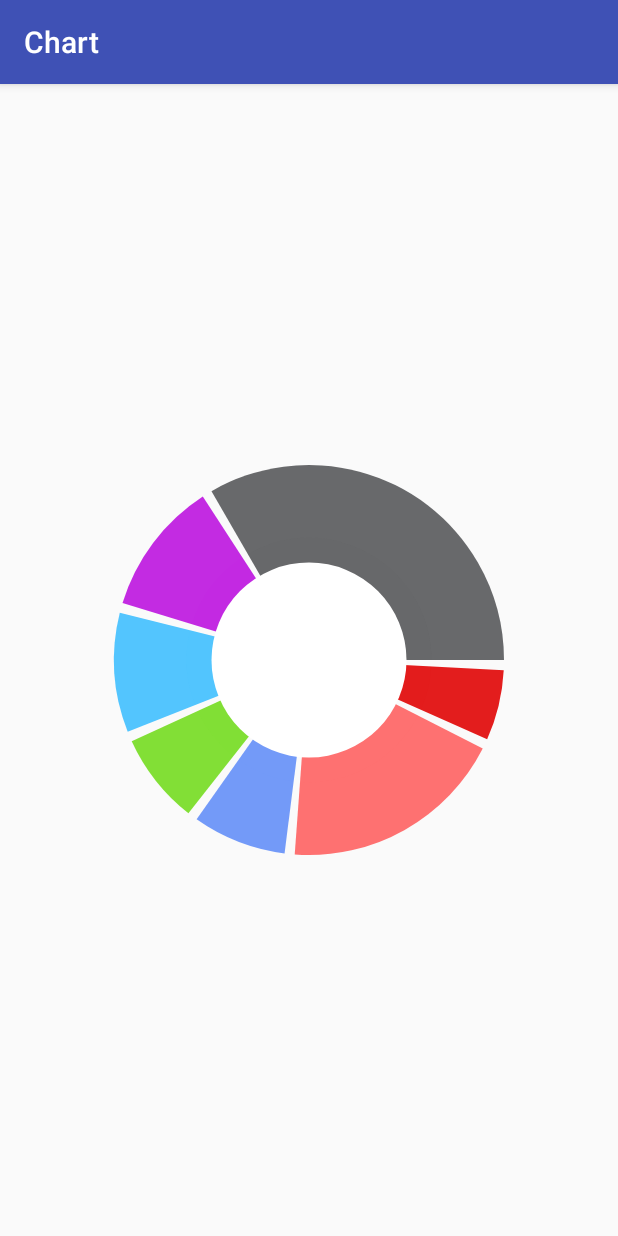
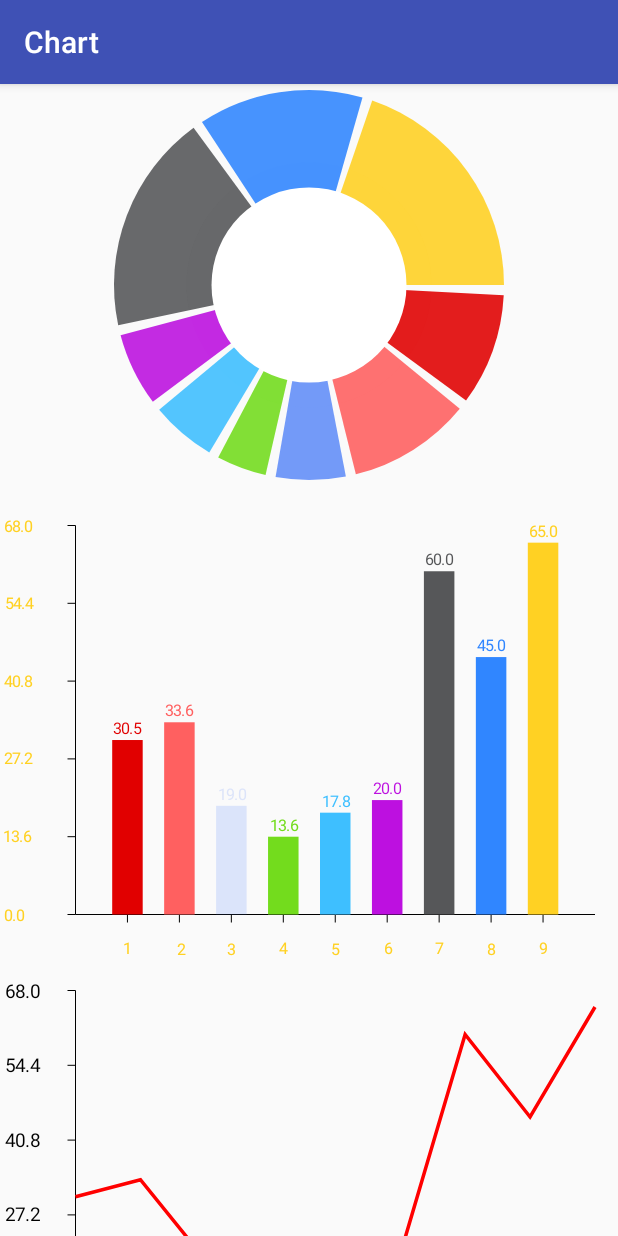
Before and after one commit to zzkggmy/chart, an Android app: the screen it shows after launch (MainActivity), on a phone screen of 412 x 824 dp. Run offline under Robolectric (Android 15) with nearby library versions, the phone set to English and light mode, and no system bars.

Commit message:
完成柱状图和折线图

```diff
--- a/app/src/main/java/com/example/chart/MainActivity.java
+++ b/app/src/main/java/com/example/chart/MainActivity.java
@@ -3,26 +3,55 @@ package com.example.chart;
 import android.os.Bundle;
 import android.support.v7.app.AppCompatActivity;
 
-import java.math.BigDecimal;
+import com.example.chart.bar_chart.BarChartView;
+import com.example.chart.line_chart.LineChartBean;
+import com.example.chart.line_chart.LineChartView;
+import com.example.chart.pie_chart.BarChartBean;
+import com.example.chart.pie_chart.PieChartView;
+import com.example.chart.pie_chart.ViewData;
+
 import java.util.ArrayList;
 import java.util.List;
 
 public class MainActivity extends AppCompatActivity {
-    private int[] colors = {R.color.color_e10000, R.color.color_ff6060, R.color.color_628ef9_20, R.color.color_73dc1d, R.color.color_3ebfff, R.color.color_BD10E0, R.color.color_565759};
-    private Double[] nums = {10.5, 33.6, 14d, 13.6, 17.8, 20d, 60d};
+    private int[] colors = {R.color.color_e10000, R.color.color_ff6060, R.color.color_628ef9_20, R.color.color_73dc1d, R.color.color_3ebfff, R.color.color_BD10E0, R.color.color_565759,R.color.blue_1,R.color.yellow_1};
+    private Double[] nums = {30.5, 33.6, 19d, 13.6, 17.8, 20d, 60d,45d,65d};
     private List<ViewData> list = new ArrayList<>();
+    private List<BarChartBean.DataBean> barList = new ArrayList<>();
+    private BarChartBean barChartBean = new BarChartBean();
+
+    private List<LineChartBean.DataBean> lineList = new ArrayList<>();
+    private LineChartBean lineChartBean = new LineChartBean();
 
     @Override
     protected void onCreate(Bundle savedInstanceState) {
         super.onCreate(savedInstanceState);
         setContentView(R.layout.activity_main);
         PieChartView pieChartView = findViewById(R.id.pie_chart);
+        BarChartView barChartView = findViewById(R.id.bar_chart);
+        LineChartView lineChartView = findViewById(R.id.line_chart);
         for (int i = 0; i < colors.length; i++) {
             ViewData bean = new ViewData();
             bean.setColor(colors[i]);
             bean.setPercent(nums[i]);
             list.add(bean);
+            BarChartBean.DataBean dataBean = new BarChartBean.DataBean();
+            dataBean.setColor(colors[i]);
+            dataBean.setNum(nums[i]);
+            barList.add(dataBean);
+
+            LineChartBean.DataBean lineBean = new LineChartBean.DataBean();
+            lineBean.setColor(colors[i]);
+            lineBean.setNum(nums[i]);
+            lineList.add(lineBean);
         }
+        lineChartBean.setxAxis(5);
+        lineChartBean.setyAxis(5);
+        barChartBean.setDatas(barList);
+        lineChartBean.setDatas(lineList);
+        lineChartBean.setxAxisMaxNum(100);
         pieChartView.setResource(list);
+        barChartView.setData(barChartBean);
+        lineChartView.setData(lineChartBean);
     }
 }
--- /dev/null
+++ b/app/src/main/java/com/example/chart/bar_chart/BarChartView.java
@@ -0,0 +1,140 @@
+package com.example.chart.bar_chart;
+
+import android.content.Context;
+import android.graphics.Canvas;
+import android.graphics.Color;
+import android.graphics.Paint;
+import android.graphics.Rect;
+import android.support.annotation.Nullable;
+import android.util.AttributeSet;
+import android.view.View;
+
+import com.example.chart.pie_chart.BarChartBean;
+
+import java.util.ArrayList;
+import java.util.List;
+
+public class BarChartView extends View {
+    private Context mContext;
+
+    private float width = 0;
+    private float height = 0;
+    private float left = 0;
+    private float right = 0;
+    private float top = 0;
+    private float bottom;
+    private float startX = 0;
+    private float startY = 0;
+    private float endX = 0;
+    private float endY = 0;
+    private float baseY = 0;
+    private Paint xPaint = new Paint();
+    private Paint yPaint = new Paint();
+    private Paint barPaint = new Paint();
+    private Paint textPaint = new Paint();
+    private List<BarChartBean.DataBean> datas = new ArrayList<>();
+    private Rect rect = new Rect();
+    private double maxNum = 0;
+    private float barWidth = 0;
+
+
+    public BarChartView(Context context, @Nullable AttributeSet attrs) {
+        super(context, attrs);
+        this.mContext = context;
+        xPaint.setAntiAlias(true);
+        xPaint.setStyle(Paint.Style.FILL);
+        xPaint.setColor(Color.BLACK);
+        yPaint.setAntiAlias(true);
+        yPaint.setStyle(Paint.Style.FILL);
+        yPaint.setColor(Color.BLACK);
+        barPaint.setAntiAlias(true);
+        barPaint.setStyle(Paint.Style.FILL);
+        barPaint.setColor(Color.BLACK);
+        textPaint.setAntiAlias(true);
+        textPaint.setStyle(Paint.Style.FILL);
+        textPaint.setColor(Color.BLACK);
+        textPaint.setTextSize(dip2px(12));
+        barWidth = dip2px(20);
+    }
+
+    @Override
+    protected void onLayout(boolean changed, int left, int top, int right, int bottom) {
+        super.onLayout(changed, left, top, right, bottom);
+    }
+
+    @Override
+    protected void onSizeChanged(int w, int h, int oldw, int oldh) {
+        super.onSizeChanged(w, h, oldw, oldh);
+        this.width = w;
+        this.height = h;
+        this.right = w;
+        this.bottom = h;
+        this.startX = dip2px(50);
+        this.startY = height;
+        this.endX = width - dip2px(15);
+        this.endY = dip2px(10);
+        baseY = height - dip2px(30);
+    }
+
+    @Override
+    protected void onDraw(Canvas canvas) {
+        super.onDraw(canvas);
+        drawX(canvas);
+        drawY(canvas);
+        drawBar(canvas);
+    }
+
+    private void drawX(Canvas canvas) {
+        float averageX = (endX - startX) / (datas.size() + 1);
+        canvas.drawLine(startX, baseY, endX, baseY, xPaint);
+        for (int i = 0; i < datas.size(); i++) {
+            textPaint.getTextBounds(String.valueOf(i), 0, String.valueOf(i).length(), rect);
+            float textWidth = rect.width();
+            float textHeight = rect.height();
+            canvas.drawLine(startX + averageX * (i + 1), baseY, startX + averageX * (i + 1), baseY + dip2px(5), xPaint);
+            canvas.drawText("" + (i + 1), startX + averageX * (i + 1) - textWidth / 2, startY - textHeight / 2, textPaint);
+        }
+    }
+
+    private void drawY(Canvas canvas) {
+        float averageY = (baseY - endY) / 5;
+        double averageNum = maxNum / 5;
+        canvas.drawLine(startX, endY, startX, baseY, yPaint);
+        for (int i = 0; i <= 5; i++) {
+            textPaint.getTextBounds(String.valueOf(i), 0, String.valueOf(i).length(), rect);
+            float textWidth = rect.width();
+            float textHeight = rect.height();
+            canvas.drawText(String.valueOf(averageNum * i), textWidth / 2, baseY - averageY * i + textHeight / 2, textPaint);
+            canvas.drawLine(startX, baseY - i * averageY, startX - dip2px(5), baseY - i * averageY, yPaint);
+        }
+    }
+
+    private void drawBar(Canvas canvas) {
+        float averageX = (endX - startX) / (datas.size() + 1);
+        float averageY = (baseY - endY);
+        textPaint.setTextSize(dip2px(10));
+        for (int i = 0; i < datas.size(); i++) {
+            textPaint.getTextBounds(String.valueOf(datas.get(i).getNum()), 0, String.valueOf(datas.get(i).getNum()).length(), rect);
+            float textWidth = rect.width();
+            float textHeight = rect.height();
+            textPaint.setColor(mContext.getResources().getColor(datas.get(i).getColor()));
+            barPaint.setColor(mContext.getResources().getColor(datas.get(i).getColor()));
+            canvas.drawRect(startX + averageX * (i + 1) - barWidth / 2, (float) (baseY - (float) (datas.get(i).getNum()) / maxNum * averageY), startX + averageX * (i + 1) + barWidth / 2, baseY, barPaint);
+            canvas.drawText(String.valueOf(datas.get(i).getNum()),startX + averageX * (i + 1) - textWidth / 2,(float) (baseY - (float) (datas.get(i).getNum()) / maxNum * averageY) - textHeight / 2,textPaint);
+        }
+    }
+
+    public void setData(BarChartBean barChartBean) {
+        this.datas.clear();
+        this.datas.addAll(barChartBean.getDatas());
+        for (BarChartBean.DataBean value : barChartBean.getDatas()) {
+            if (value.getNum() > maxNum) maxNum = value.getNum();
+        }
+        maxNum = maxNum + 3;
+    }
+
+    public float dip2px(double dpValue) {
+        final float scale = mContext.getResources().getDisplayMetrics().density;
+        return (float) (dpValue * scale + 0.5d);
+    }
+}
--- /dev/null
+++ b/app/src/main/java/com/example/chart/line_chart/LineChartBean.java
@@ -0,0 +1,73 @@
+package com.example.chart.line_chart;
+
+import java.util.List;
+
+public class LineChartBean {
+    private double xAxis;
+    private double yAxis;
+    private double xAxisMaxNum;
+
+    public double getxAxisMaxNum() {
+        return xAxisMaxNum;
+    }
+
+    public void setxAxisMaxNum(double xAxisMaxNum) {
+        this.xAxisMaxNum = xAxisMaxNum;
+    }
+
+    public double getyAxisMaxNum() {
+        return yAxisMaxNum;
+    }
+
+    public void setyAxisMaxNum(double yAxisMaxNum) {
+        this.yAxisMaxNum = yAxisMaxNum;
+    }
+
+    private double yAxisMaxNum;
+    private List<DataBean> datas;
+
+    public double getxAxis() {
+        return xAxis;
+    }
+
+    public void setxAxis(double xAxis) {
+        this.xAxis = xAxis;
+    }
+
+    public double getyAxis() {
+        return yAxis;
+    }
+
+    public void setyAxis(double yAxis) {
+        this.yAxis = yAxis;
+    }
+
+    public List<DataBean> getDatas() {
+        return datas;
+    }
+
+    public void setDatas(List<DataBean> datas) {
+        this.datas = datas;
+    }
+
+    public static class DataBean {
+        private double num;
+        private int color;
+
+        public double getNum() {
+            return num;
+        }
+
+        public void setNum(double num) {
+            this.num = num;
+        }
+
+        public int getColor() {
+            return color;
+        }
+
+        public void setColor(int color) {
+            this.color = color;
+        }
+    }
+}
--- /dev/null
+++ b/app/src/main/java/com/example/chart/line_chart/LineChartView.java
@@ -0,0 +1,145 @@
+package com.example.chart.line_chart;
+
+import android.content.Context;
+import android.graphics.Canvas;
+import android.graphics.Color;
+import android.graphics.Paint;
+import android.graphics.Path;
+import android.graphics.Rect;
+import android.support.annotation.Nullable;
+import android.util.AttributeSet;
+import android.view.View;
+
+import java.util.ArrayList;
+import java.util.List;
+
+public class LineChartView extends View {
+
+    private Context mContext;
+
+    private float width = 0;
+    private float height = 0;
+    private float left = 0;
+    private float right = 0;
+    private float top = 0;
+    private float bottom;
+    private float startX = 0;
+    private float startY = 0;
+    private float endX = 0;
+    private float endY = 0;
+    private float baseY = 0;
+    private Paint xPaint = new Paint();
+    private Paint yPaint = new Paint();
+    private Paint linePaint = new Paint();
+    private Paint textPaint = new Paint();
+    private Rect rect = new Rect();
+    private double maxNum = 0;
+    private List<LineChartBean.DataBean> datas = new ArrayList<>();
+    private double xAxis = 0;
+    private double yAxis = 0;
+    private double xAxisMaxNum = 0;
+    private double yAxisMaxNum = 0;
+
+    public LineChartView(Context context, @Nullable AttributeSet attrs) {
+        super(context, attrs);
+        this.mContext = context;
+        xPaint.setAntiAlias(true);
+        xPaint.setStyle(Paint.Style.FILL);
+        xPaint.setColor(Color.BLACK);
+        yPaint.setAntiAlias(true);
+        yPaint.setStyle(Paint.Style.FILL);
+        yPaint.setColor(Color.BLACK);
+        linePaint.setAntiAlias(true);
+        linePaint.setStyle(Paint.Style.STROKE);
+        linePaint.setColor(Color.RED);
+        textPaint.setAntiAlias(true);
+        textPaint.setStyle(Paint.Style.FILL);
+        textPaint.setColor(Color.BLACK);
+        textPaint.setTextSize(dip2px(12));
+    }
+
+    @Override
+    protected void onLayout(boolean changed, int left, int top, int right, int bottom) {
+        super.onLayout(changed, left, top, right, bottom);
+    }
+
+    @Override
+    protected void onSizeChanged(int w, int h, int oldw, int oldh) {
+        super.onSizeChanged(w, h, oldw, oldh);
+        this.width = w;
+        this.height = h;
+        this.right = w;
+        this.bottom = h;
+        this.startX = dip2px(50);
+        this.startY = height;
+        this.endX = width - dip2px(15);
+        this.endY = dip2px(20);
+        baseY = height - dip2px(30);
+    }
+
+    @Override
+    protected void onDraw(Canvas canvas) {
+        super.onDraw(canvas);
+        drawX(canvas);
+        drawY(canvas);
+        drawLine(canvas);
+    }
+
+    private void drawX(Canvas canvas) {
+        float averageX = (float) ((endX - startX) /  xAxis);
+        double averageNum = xAxisMaxNum / xAxis;
+        canvas.drawLine(startX, baseY, endX, baseY, xPaint);
+        for (int i = 1; i < xAxis; i++) {
+            textPaint.getTextBounds(String.valueOf(i), 0, String.valueOf(i).length(), rect);
+            float textWidth = rect.width();
+            float textHeight = rect.height();
+            canvas.drawLine(startX + averageX * i, baseY, startX + averageX * i, baseY + dip2px(5), xPaint);
+            canvas.drawText("" + (averageNum * i), startX + averageX * i - textWidth / 2, startY - textHeight / 2, textPaint);
+        }
+    }
+
+    private void drawY(Canvas canvas) {
+        float averageY = (baseY - endY) / (float) yAxis;
+        double averageNum = maxNum / (yAxis);
+        canvas.drawLine(startX, endY, startX, baseY, yPaint);
+        for (int i = 0; i <= yAxis; i++) {
+            textPaint.getTextBounds(String.valueOf(i), 0, String.valueOf(i).length(), rect);
+            float textWidth = rect.width();
+            float textHeight = rect.height();
+            canvas.drawLine(startX, baseY - averageY * i, startX - dip2px(5), baseY - averageY * i, yPaint);
+            canvas.drawText(String.valueOf(averageNum * i), textWidth / 2, baseY - averageY * i + textHeight / 2, textPaint);
+        }
+    }
+
+    private void drawLine(Canvas canvas) {
+        linePaint.setStrokeWidth(dip2px(2));
+        float itemHeight = (baseY - endY) / datas.size();
+        float averageX = (endX - startX) / (datas.size() - 1);
+        double averageYNum = maxNum / datas.size();
+        Path path = new Path();
+        path.rMoveTo(startX, (float) (baseY - datas.get(0).getNum() / averageYNum * itemHeight));
+        for (int i = 0; i < datas.size(); i++) {
+            path.lineTo(startX + i * averageX, (float) (baseY - (datas.get(i).getNum() / averageYNum) * itemHeight));
+        }
+        canvas.drawPath(path, linePaint);
+    }
+
+    public void setData(LineChartBean lineChartBean) {
+        this.datas.clear();
+        this.datas.addAll(lineChartBean.getDatas());
+        for (LineChartBean.DataBean value : lineChartBean.getDatas()) {
+            if (value.getNum() > maxNum) maxNum = value.getNum();
+        }
+        maxNum = maxNum + 3;
+        this.xAxis = lineChartBean.getxAxis();
+        this.yAxis = lineChartBean.getyAxis();
+        this.xAxisMaxNum = lineChartBean.getxAxisMaxNum();
+        this.yAxisMaxNum = lineChartBean.getyAxisMaxNum();
+    }
+
+    public float dip2px(double dpValue) {
+        final float scale = mContext.getResources().getDisplayMetrics().density;
+        return (float) (dpValue * scale + 0.5d);
+    }
+
+}
--- /dev/null
+++ b/app/src/main/java/com/example/chart/pie_chart/BarChartBean.java
@@ -0,0 +1,73 @@
+package com.example.chart.pie_chart;
+
+import java.util.List;
+
+public class BarChartBean {
+    private double xAxisNum;
+    private double yAxisNum;
+    private List<Integer> barColors;
+    private float barWidth;
+
+    private List<DataBean> datas;
+
+    public double getxAxisNum() {
+        return xAxisNum;
+    }
+
+    public void setxAxisNum(double xAxisNum) {
+        this.xAxisNum = xAxisNum;
+    }
+
+    public double getyAxisNum() {
+        return yAxisNum;
+    }
+
+    public void setyAxisNum(double yAxisNum) {
+        this.yAxisNum = yAxisNum;
+    }
+
+    public List<DataBean> getDatas() {
+        return datas;
+    }
+
+    public void setDatas(List<DataBean> datas) {
+        this.datas = datas;
+    }
+
+    public List<Integer> getBarColors() {
+        return barColors;
+    }
+
+    public void setBarColors(List<Integer> barColors) {
+        this.barColors = barColors;
+    }
+
+    public float getBarWidth() {
+        return barWidth;
+    }
+
+    public void setBarWidth(float barWidth) {
+        this.barWidth = barWidth;
+    }
+
+    public static class DataBean {
+        private double num;
+        private int color;
+
+        public double getNum() {
+            return num;
+        }
+
+        public void setNum(double num) {
+            this.num = num;
+        }
+
+        public int getColor() {
+            return color;
+        }
+
+        public void setColor(int color) {
+            this.color = color;
+        }
+    }
+}
--- a/app/src/main/java/com/example/chart/PieBaseData.java
+++ b/app/src/main/java/com/example/chart/pie_chart/PieBaseData.java
@@ -1,4 +1,4 @@
-package com.example.chart;
+package com.example.chart.pie_chart;
 
 public class PieBaseData {
     private float startAngle;
--- a/app/src/main/java/com/example/chart/ViewData.java
+++ b/app/src/main/java/com/example/chart/pie_chart/ViewData.java
@@ -1,4 +1,4 @@
-package com.example.chart;
+package com.example.chart.pie_chart;
 
 public class ViewData {
     private int color;
--- a/app/src/main/res/layout/activity_main.xml
+++ b/app/src/main/res/layout/activity_main.xml
@@ -1,18 +1,29 @@
 <?xml version="1.0" encoding="utf-8"?>
-<android.support.constraint.ConstraintLayout xmlns:android="http://schemas.android.com/apk/res/android"
-    xmlns:app="http://schemas.android.com/apk/res-auto"
-    xmlns:tools="http://schemas.android.com/tools"
+<ScrollView xmlns:android="http://schemas.android.com/apk/res/android"
     android:layout_width="match_parent"
-    android:layout_height="match_parent"
-    tools:context=".MainActivity">
+    android:layout_height="match_parent">
 
-    <com.example.chart.PieChartView
-        android:id="@+id/pie_chart"
-        android:layout_width="300dp"
-        android:layout_height="300dp"
-        app:layout_constraintBottom_toBottomOf="parent"
-        app:layout_constraintEnd_toEndOf="parent"
-        app:layout_constraintStart_toStartOf="parent"
-        app:layout_constraintTop_toTopOf="parent" />
+    <LinearLayout
+        android:layout_gravity="center"
+        android:gravity="center"
+        android:layout_width="match_parent"
+        android:layout_height="wrap_content"
+        android:orientation="vertical">
 
-</android.support.constraint.ConstraintLayout>
+        <com.example.chart.pie_chart.PieChartView
+            android:layout_marginTop="100dp"
+            android:id="@+id/pie_chart"
+            android:layout_width="300dp"
+            android:layout_height="300dp" />
+
+        <com.example.chart.bar_chart.BarChartView
+            android:id="@+id/bar_chart"
+            android:layout_width="match_parent"
+            android:layout_height="300dp" />
+
+        <com.example.chart.line_chart.LineChartView
+            android:id="@+id/line_chart"
+            android:layout_width="match_parent"
+            android:layout_height="300dp" />
+    </LinearLayout>
+</ScrollView>
```
Also changed, not shown: app/src/main/java/com/example/chart/pie_chart/PieChartView.java (renamed from app/src/main/java/com/example/chart/PieChartView.java, +5 -4 lines).
